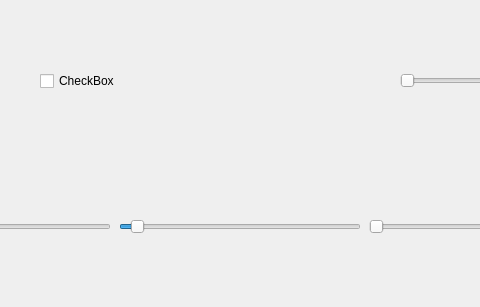
Before: the Qt Designer form ControlInputs/Position.ui in FlamingMoe85/LightInSyncQt, drawn with Qt 5; both pictures show x 151 to 631 and y 0 to 307 of the 1282 by 307 pixel window.
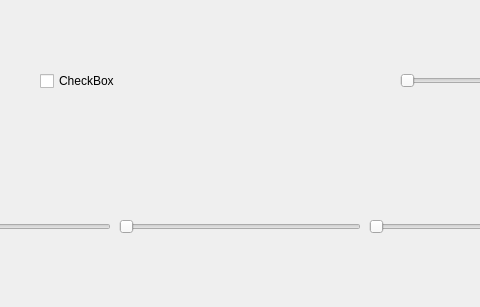
After: the same form once the commit is applied.

Commit message: Slider Mul is now multiplying shift

Patch:
```diff
--- a/ControlInputs/Position.ui
+++ b/ControlInputs/Position.ui
@@ -176,6 +176,9 @@
               <verstretch>1</verstretch>
              </sizepolicy>
             </property>
+            <property name="minimum">
+             <number>1</number>
+            </property>
             <property name="maximum">
              <number>20</number>
             </property>
```
The commit also changes 1 other file.
